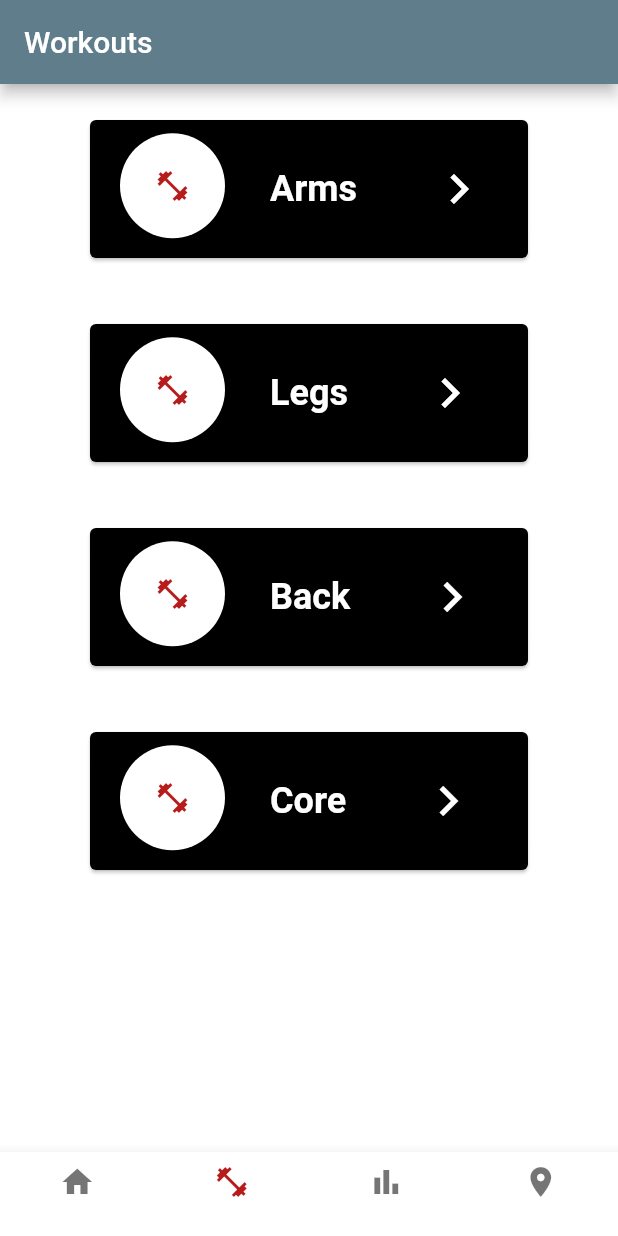
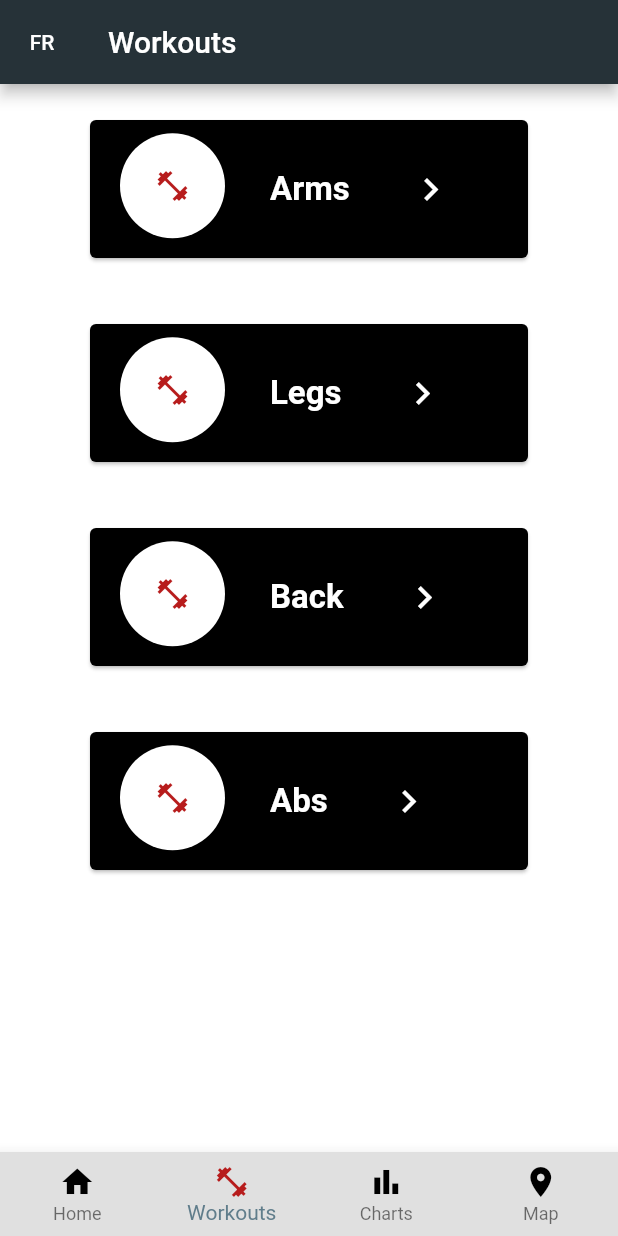
Before and after one commit to ImJonathanZ/Fitness-App, a Flutter app: the screen it shows after launch, item 2 of the bottom bar chosen, on a phone screen of 412 x 824 dp. Run offline on Flutter 3.47's test engine with Material 2 defaults, Android fonts, the light colour scheme and no system bars; our stand-ins replace charts_flutter, cloud_firestore, firebase_core, flutter_i18n, flutter_local_notifications, flutter_map and 7 more; accounts and stored records are empty; statements that could not run were skipped.

Commit message:
updated home_page, main_screen, charts and internationalization

```diff
--- a/final_project/lib/views/charts.dart
+++ b/final_project/lib/views/charts.dart
@@ -17,7 +17,8 @@
 class _ShowChart extends State<Charts> {
   ExerciseModel model = ExerciseModel();
 
-  ListCategoryWorkout workout;
+  ListCategoryWorkout workout = ListCategoryWorkout();
+
   List<Exercise> workouts = [
     Exercise(
         date: toDateString(DateTime.now()),
@@ -98,12 +99,11 @@
   }
 
   Widget buildCategoryChart() {
-    workout = ListCategoryWorkout();
     // database
-    // workout.initializedataModel(model);
+    workout.initializeDataModel(model);
 
     // given workouts list
-    workout.initializeData(workouts);
+    //workout.initializeData(workouts);
     if (workout.workouts == null) {
       return Center(
         child: Text('You have no workout logs!'),
--- a/final_project/lib/views/homepage/home_page.dart
+++ b/final_project/lib/views/homepage/home_page.dart
@@ -51,6 +51,7 @@
     return Scaffold(
       backgroundColor: Colors.white,
       appBar: AppBar(
+        backgroundColor: Colors.blueGrey[900],
         leading: IconButton(
           icon: Icon(Icons.add),
           onPressed: () {
--- a/final_project/lib/views/main_screen.dart
+++ b/final_project/lib/views/main_screen.dart
@@ -24,9 +24,9 @@
   var displayDate = toDateString(DateTime.now());
 
   List<AppbarIcon> appbarIcons = [
-    AppbarIcon(title: 'Homepage', icon: Icons.home),
-    AppbarIcon(title: 'Workout List', icon: Icons.fitness_center),
-    AppbarIcon(title: 'Charts', icon: Icons.bar_chart_sharp),
+    AppbarIcon(title: 'Home', icon: Icons.home),
+    AppbarIcon(title: 'Workouts', icon: Icons.fitness_center),
+    AppbarIcon(title: 'Charts', icon: Icons.bar_chart),
     AppbarIcon(title: 'Map', icon: Icons.location_on),
   ];
 
@@ -38,14 +38,20 @@
     return Scaffold(
         bottomNavigationBar: BottomNavigationBar(
           currentIndex: selectedIcon,
-          backgroundColor: Colors.white,
+          backgroundColor: Colors.grey[300],
           type: BottomNavigationBarType.fixed,
           items: appbarIcons.map((AppbarIcon page) {
+            Color color = Colors.grey[300];
+
+            if (page.title == 'Charts') {
+              color = Colors.orange[900];
+            }
             return BottomNavigationBarItem(
               icon: Icon(
                 page.icon,
+                color: Colors.black,
               ),
-              label: '',
+              label: page.title,
               activeIcon: Icon(
                 page.icon,
                 color: Colors.red[900],
@@ -63,7 +69,7 @@
           navigatePage(0),
           navigatePage(1),
           navigatePage(2),
-          navigatePage(3)
+          navigatePage(3),
         ]));
   }
 
--- a/final_project/lib/views/workouts/workouts_list.dart
+++ b/final_project/lib/views/workouts/workouts_list.dart
@@ -1,5 +1,6 @@
 import 'package:final_project/views/workouts/view_workouts.dart';
 import 'package:flutter/material.dart';
+import 'package:flutter_i18n/flutter_i18n.dart';
 
 class WorkoutListItem {
   IconData icon;
@@ -18,23 +19,34 @@
 }
 
 class WorkoutListState extends State<WorkoutList> {
-  @override
-
   // list to display the items
   List<WorkoutListItem> workouts = [
-    WorkoutListItem(icon: Icons.fitness_center, category: 'Arms'),
-    WorkoutListItem(icon: Icons.fitness_center, category: 'Legs'),
-    WorkoutListItem(icon: Icons.fitness_center, category: 'Back'),
-    WorkoutListItem(icon: Icons.fitness_center, category: 'Core'),
+    WorkoutListItem(icon: Icons.fitness_center, category: 'arms'),
+    WorkoutListItem(icon: Icons.fitness_center, category: 'legs'),
+    WorkoutListItem(icon: Icons.fitness_center, category: 'back'),
+    WorkoutListItem(icon: Icons.fitness_center, category: 'abs'),
   ];
 
   var selectedCategory = 0;
 
+  @override
   Widget build(BuildContext context) {
     return Scaffold(
       backgroundColor: Colors.white,
       appBar: AppBar(
-        title: Text('Workouts'),
+        backgroundColor: Colors.blueGrey[900],
+        title: Text(FlutterI18n.translate(context, "workout-list.appbar")),
+        leading: FlatButton(
+          child: Text(
+            'FR',
+            style: TextStyle(color: Colors.white),
+          ),
+          onPressed: () async {
+            Locale newLocale = Locale('fr');
+            await FlutterI18n.refresh(context, newLocale);
+            setState(() {});
+          },
+        ),
       ),
       body: buildListView(context),
     );
@@ -62,18 +74,21 @@
       child: Row(
         mainAxisAlignment: MainAxisAlignment.spaceBetween,
         children: <Widget>[
-          Text(workout.category,
+          Text(
+              FlutterI18n.translate(
+                  context, "workout-list.${workout.category}"),
               textAlign: TextAlign.center,
               style: TextStyle(
-                  fontSize: 24,
+                  fontSize: 22,
                   color: Colors.white,
                   fontWeight: FontWeight.bold)),
           Container(
-            padding: EdgeInsets.only(left: 40),
+            alignment: Alignment.centerRight,
+            padding: EdgeInsets.only(left: 30),
             child: IconButton(
               color: Colors.white,
               icon: Icon(Icons.navigate_next),
-              iconSize: 40,
+              iconSize: 30,
               onPressed: () {
                 selectedCategory = index;
                 print('Button $index clicked');
```
